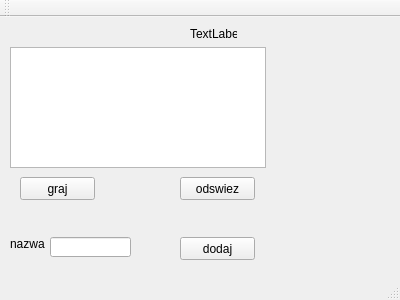
Before: the Qt Designer form guiTrue/mainwindow.ui in tomdziwood/SK2-Projekt, drawn with Qt 5.
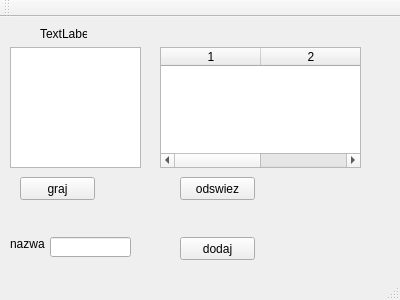
After: the same form once the commit is applied.

What changed in the file:
```diff
--- a/guiTrue/mainwindow.ui
+++ b/guiTrue/mainwindow.ui
@@ -19,7 +19,7 @@
      <rect>
       <x>10</x>
       <y>30</y>
-      <width>256</width>
+      <width>131</width>
       <height>121</height>
      </rect>
     </property>
@@ -27,7 +27,7 @@
    <widget class="QLabel" name="label">
     <property name="geometry">
      <rect>
-      <x>190</x>
+      <x>40</x>
       <y>10</y>
       <width>47</width>
       <height>13</height>
@@ -99,6 +99,21 @@
      <string>odswiez</string>
     </property>
    </widget>
+   <widget class="QTableWidget" name="tableWidget">
+    <property name="geometry">
+     <rect>
+      <x>160</x>
+      <y>30</y>
+      <width>201</width>
+      <height>121</height>
+     </rect>
+    </property>
+    <property name="columnCount">
+     <number>2</number>
+    </property>
+    <column/>
+    <column/>
+   </widget>
   </widget>
   <widget class="QMenuBar" name="menuBar">
    <property name="geometry">
```
